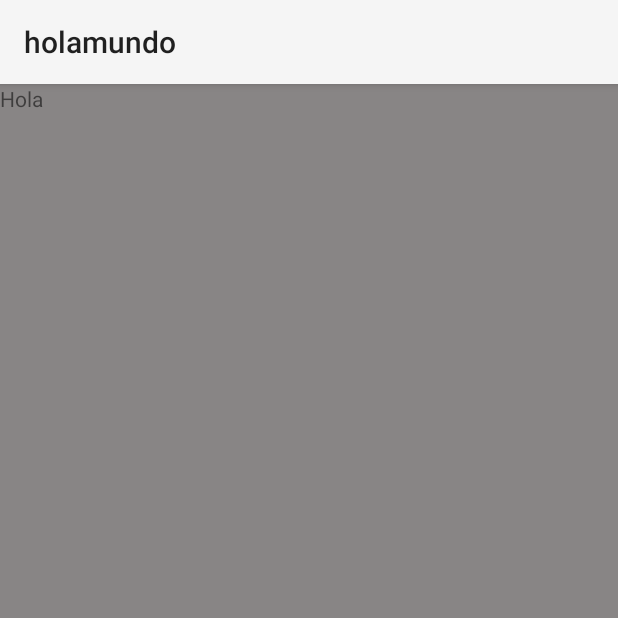
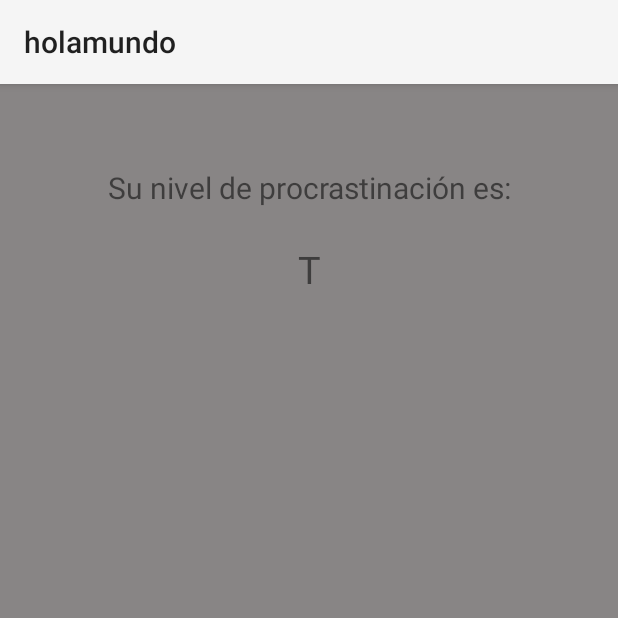
Before and after one commit to Zawent/Procrastinator-Android, an Android app: the FinEncuestaActivity screen opened directly, with no data from a screen before it, on a phone screen of 412 x 824 dp, the top half of it. Run offline under Robolectric (Android 15) with nearby library versions, the light colour scheme and no system bars; 1 statement that could not run was skipped.

Commit message:
Ya dice el nivel de procrastinacion en la pantalla fin_encuesta

```diff
--- a/app/src/main/java/com/micasa/holamundo/FinEncuestaActivity.java
+++ b/app/src/main/java/com/micasa/holamundo/FinEncuestaActivity.java
@@ -4,18 +4,56 @@ import androidx.appcompat.app.AppCompatActivity;
 
 import android.content.Intent;
 import android.os.Bundle;
+import android.util.Log;
+import android.widget.TextView;
 
 import com.micasa.holamundo.model.User;
+import com.micasa.holamundo.network.LoginAPICliente;
+import com.micasa.holamundo.network.LoginAPIService;
+
+import retrofit2.Call;
+import retrofit2.Callback;
+import retrofit2.Response;
 
 public class FinEncuestaActivity extends AppCompatActivity {
 
     User user;
+    TextView nivel;
+
+    LoginAPIService service;
 
     @Override
     protected void onCreate(Bundle savedInstanceState) {
         super.onCreate(savedInstanceState);
         setContentView(R.layout.activity_fin_encuesta);
-        Intent intent = getIntent();
-        user = (User) intent.getSerializableExtra("user");
+        service = LoginAPICliente.getLoginService();
+
+    }
+
+    @Override
+    protected void onStart() {
+        super.onStart();
+        service.getUser(
+                DataInfo.respuestaLogin.getToken_type()+" "+
+                        DataInfo.respuestaLogin.getAccess_token()
+        ).enqueue(new Callback<User>() {
+            @Override
+            public void onResponse(Call<User> call, Response<User> response) {
+                if (response.isSuccessful()) {
+                    user=response.body();
+                    fijarNivel();
+                }
+            }
+
+            @Override
+            public void onFailure(Call<User> call, Throwable t) {
+                Log.e("error",t.getMessage());
+            }
+        });
+    }
+
+    private void fijarNivel() {
+        nivel = findViewById(R.id.nivelUser);
+        nivel.setText(""+user.getNivel_id());
     }
 }
--- a/app/src/main/java/com/micasa/holamundo/network/LoginAPICliente.java
+++ b/app/src/main/java/com/micasa/holamundo/network/LoginAPICliente.java
@@ -1,5 +1,7 @@
 package com.micasa.holamundo.network;
 
+import okhttp3.OkHttpClient;
+import okhttp3.logging.HttpLoggingInterceptor;
 import retrofit2.Retrofit;
 import retrofit2.converter.gson.GsonConverterFactory;
 
@@ -11,6 +13,14 @@ public class LoginAPICliente {
 
     public static LoginAPIService getLoginService() {
         if (instance==null) {
+            /*final HttpLoggingInterceptor logging = new HttpLoggingInterceptor();
+            logging.setLevel(HttpLoggingInterceptor.Level.BODY);
+
+            final OkHttpClient.Builder httpClient = new OkHttpClient.Builder();
+            httpClient.addInterceptor(logging);*/
+
+            //Retrofit http = new Retrofit.Builder().baseUrl(URL).addConverterFactory(GsonConverterFactory.create()).client(httpClient.build()).build();
+
             Retrofit http = new Retrofit.Builder().baseUrl(URL).addConverterFactory(GsonConverterFactory.create()).build();
             instance = http.create(LoginAPIService.class);
         }
--- a/app/src/main/java/com/micasa/holamundo/network/LoginAPIService.java
+++ b/app/src/main/java/com/micasa/holamundo/network/LoginAPIService.java
@@ -1,9 +1,13 @@
 package com.micasa.holamundo.network;
 
 import com.micasa.holamundo.model.RespuestaLogin;
+import com.micasa.holamundo.model.User;
+
 import retrofit2.Call;
 import retrofit2.http.Field;
 import retrofit2.http.FormUrlEncoded;
+import retrofit2.http.GET;
+import retrofit2.http.Header;
 import retrofit2.http.POST;
 
 public interface LoginAPIService {
@@ -12,5 +16,8 @@ public interface LoginAPIService {
     @POST("auth/login")
     Call <RespuestaLogin> login (@Field("email")String email, @Field("password")String password);
 
+    @GET("auth/getuser")
+    Call<User> getUser(@Header("Authorization") String authorization);
+
 
 }
--- a/app/src/main/java/com/micasa/holamundo/pregunta/Pregunta1Activity.java
+++ b/app/src/main/java/com/micasa/holamundo/pregunta/Pregunta1Activity.java
@@ -12,6 +12,7 @@ import android.widget.TextView;
 import com.micasa.holamundo.DataInfo;
 import com.micasa.holamundo.FinEncuestaActivity;
 import com.micasa.holamundo.R;
+import com.micasa.holamundo.RegistroActivity;
 import com.micasa.holamundo.model.Pregunta;
 import com.micasa.holamundo.model.Respuesta;
 import com.micasa.holamundo.model.User;
@@ -45,6 +46,8 @@ public class Pregunta1Activity extends AppCompatActivity {
         user = (User) intent.getSerializableExtra("user");
         serviceP = PreguntaAPICliente.getPreguntaService();
         serviceR = RespuestaAPICliente.getRespuestaService();
+
+
         serviceP.getCantidad().enqueue(new Callback<Integer>() {
             @Override
             public void onResponse(Call<Integer> call, Response<Integer> response) {
@@ -102,7 +105,9 @@ public class Pregunta1Activity extends AppCompatActivity {
             });
         } else {
             Intent intent = new Intent(Pregunta1Activity.this, FinEncuestaActivity.class);
+           // intent.putExtra("user", user);
             startActivity(intent);
+
         }
 
         serviceR.sendRespuesta(user.getId(), 2L, null, (long) numPregunta-1).enqueue(new Callback<Respuesta>() {
@@ -138,6 +143,7 @@ public class Pregunta1Activity extends AppCompatActivity {
             });
         } else {
             Intent intent = new Intent(Pregunta1Activity.this, FinEncuestaActivity.class);
+           // intent.putExtra("user", user);
             startActivity(intent);
         }
 
--- a/app/src/main/res/layout/activity_fin_encuesta.xml
+++ b/app/src/main/res/layout/activity_fin_encuesta.xml
@@ -11,7 +11,21 @@
         android:id="@+id/textView5"
         android:layout_width="wrap_content"
         android:layout_height="wrap_content"
-        android:text="Hola"
-        tools:layout_editor_absoluteX="149dp"
-        tools:layout_editor_absoluteY="162dp" />
+        android:layout_marginTop="55dp"
+        android:text="Su nivel de procrastinación es:"
+        android:textSize="20sp"
+        app:layout_constraintEnd_toEndOf="parent"
+        app:layout_constraintStart_toStartOf="parent"
+        app:layout_constraintTop_toTopOf="parent" />
+
+    <TextView
+        android:id="@+id/nivelUser"
+        android:layout_width="wrap_content"
+        android:layout_height="wrap_content"
+        android:layout_marginTop="23dp"
+        android:text="T"
+        android:textSize="25sp"
+        app:layout_constraintEnd_toEndOf="parent"
+        app:layout_constraintStart_toStartOf="parent"
+        app:layout_constraintTop_toBottomOf="@+id/textView5" />
 </androidx.constraintlayout.widget.ConstraintLayout>
```
Also changed, not shown: app/src/main/java/com/micasa/holamundo/model/User.java (+30 -1 lines), app/src/main/java/com/micasa/holamundo/network/PreguntaAPICliente.java (+4 -4 lines).
